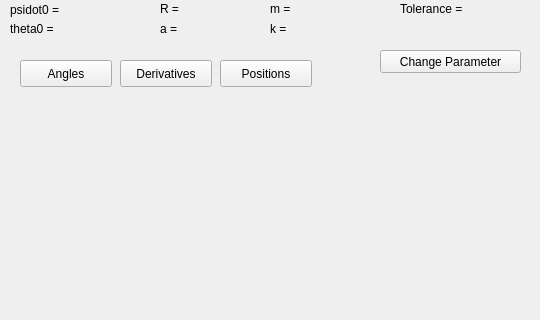
Qt form branches/QT+odeint/mainwindow.ui (masterjava1/rwthsselabws2011g11) before a commit; both pictures show x 0 to 540 and y 0 to 320 of the 540 by 543 pixel window.
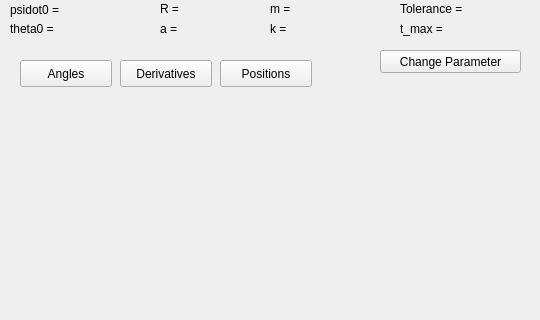
The same form after that commit.

```diff
--- a/branches/QT+odeint/mainwindow.ui
+++ b/branches/QT+odeint/mainwindow.ui
@@ -389,6 +389,32 @@
      <string>Tecplot</string>
     </property>
    </widget>
+   <widget class="QLabel" name="t_max_text">
+    <property name="geometry">
+     <rect>
+      <x>400</x>
+      <y>20</y>
+      <width>61</width>
+      <height>17</height>
+     </rect>
+    </property>
+    <property name="text">
+     <string>t_max = </string>
+    </property>
+   </widget>
+   <widget class="QLabel" name="t_max">
+    <property name="geometry">
+     <rect>
+      <x>460</x>
+      <y>20</y>
+      <width>59</width>
+      <height>17</height>
+     </rect>
+    </property>
+    <property name="text">
+     <string/>
+    </property>
+   </widget>
   </widget>
   <action name="actionOpenParameterOptions">
    <property name="text">
```
